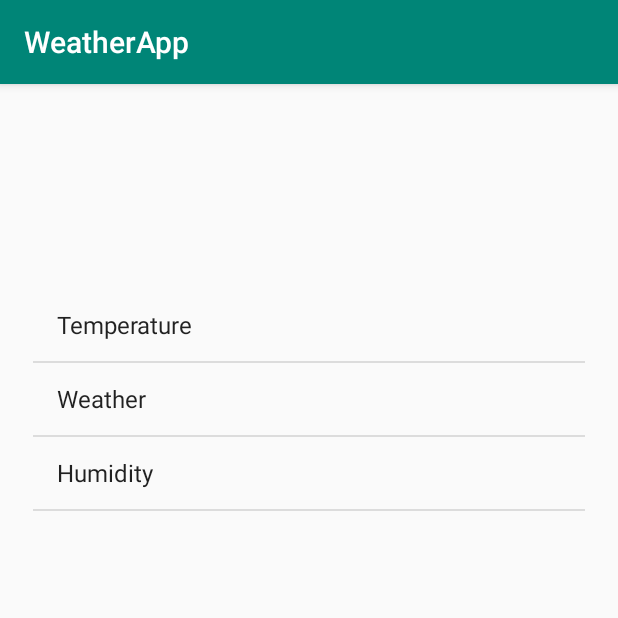
After one commit to KevinBonnett/WeatherApp, an Android app: the ForecastActivity screen opened directly, with no data from a screen before it, on a phone screen of 412 x 824 dp, the top half of it. The commit adds this screen. Run offline under Robolectric (Android 15) with nearby library versions, the phone set to English and light mode, and no system bars.

Commit message:
Added Forecast Activity.

```diff
--- a/app/build.gradle
+++ b/app/build.gradle
@@ -24,7 +24,7 @@ android {
 
 dependencies {
     implementation fileTree(dir: 'libs', include: ['*.jar'])
-    implementation"org.jetbrains.kotlin:kotlin-stdlib-jdk7:$kotlin_version"
+    implementation "org.jetbrains.kotlin:kotlin-stdlib-jdk7:$kotlin_version"
     implementation 'com.android.support:appcompat-v7:28.0.0'
     implementation 'com.android.support.constraint:constraint-layout:1.1.3'
     testImplementation 'junit:junit:4.12'
--- a/app/src/main/AndroidManifest.xml
+++ b/app/src/main/AndroidManifest.xml
@@ -16,6 +16,8 @@
                 <category android:name="android.intent.category.LAUNCHER"/>
             </intent-filter>
         </activity>
+        <activity android:name=".ForecastActivity">
+        </activity>
     </application>
 
 </manifest>
--- /dev/null
+++ b/app/src/main/java/bonnett/kevin/weatherapp/ForecastActivity.kt
@@ -0,0 +1,25 @@
+package bonnett.kevin.weatherapp
+
+import android.content.Intent
+import android.support.v7.app.AppCompatActivity
+import android.os.Bundle
+import android.widget.ArrayAdapter
+import android.widget.Button
+import android.widget.ListView
+
+class ForecastActivity : AppCompatActivity() {
+
+    override fun onCreate(savedInstanceState: Bundle?) {
+        super.onCreate(savedInstanceState)
+        setContentView(R.layout.activity_forecast)
+
+        var listView = findViewById<ListView>(R.id.forecatsListView)
+
+        var forecastStrings = listOf("Temperature", "Weather", "Humidity")
+
+        var adapter = ArrayAdapter(this, android.R.layout.simple_list_item_1, forecastStrings)
+
+        listView.adapter = adapter
+    }
+
+}
--- /dev/null
+++ b/app/src/main/res/layout/activity_forecast.xml
@@ -0,0 +1,16 @@
+<?xml version="1.0" encoding="utf-8"?>
+<android.support.constraint.ConstraintLayout
+        xmlns:android="http://schemas.android.com/apk/res/android"
+        xmlns:tools="http://schemas.android.com/tools"
+        xmlns:app="http://schemas.android.com/apk/res-auto"
+        android:layout_width="match_parent"
+        android:layout_height="match_parent"
+        tools:context=".ForecastActivity">
+
+    <ListView
+            android:layout_width="368dp"
+            android:layout_height="495dp" app:layout_constraintEnd_toEndOf="parent"
+            app:layout_constraintStart_toStartOf="parent" app:layout_constraintTop_toTopOf="parent"
+            app:layout_constraintBottom_toBottomOf="parent"
+            android:id="@+id/forecatsListView"/>
+</android.support.constraint.ConstraintLayout>
```
Also changed, not shown: app/src/main/java/bonnett/kevin/weatherapp/MainActivity.kt (+10 -0 lines), app/src/main/res/layout/activity_main.xml (+18 -15 lines).
